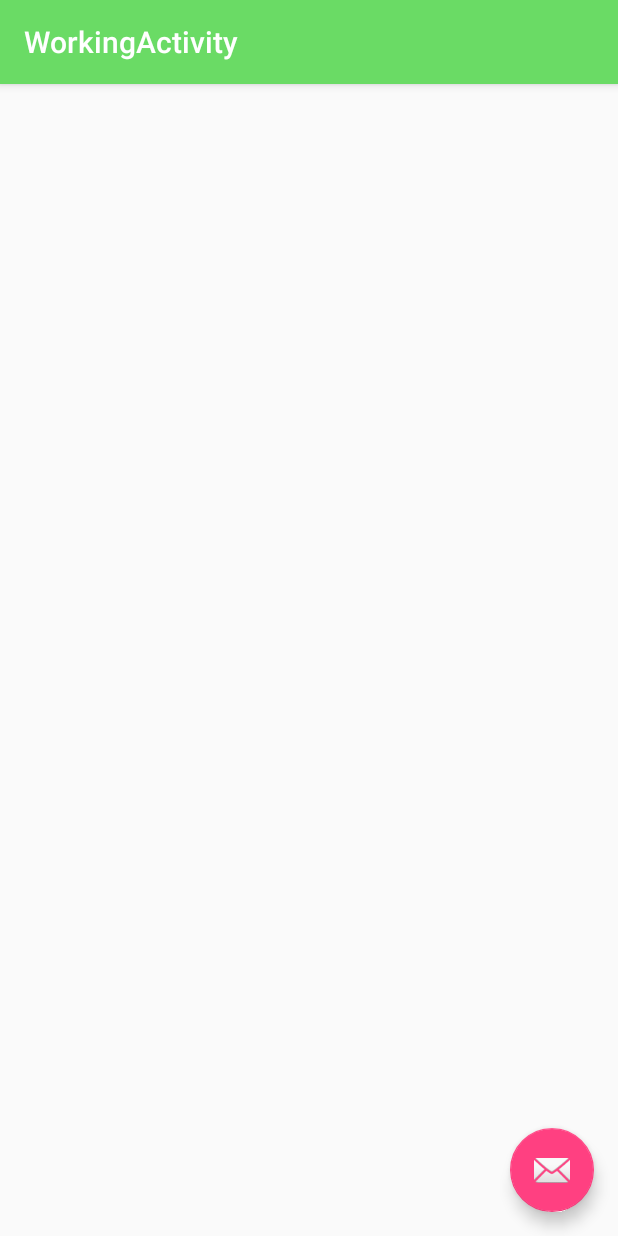
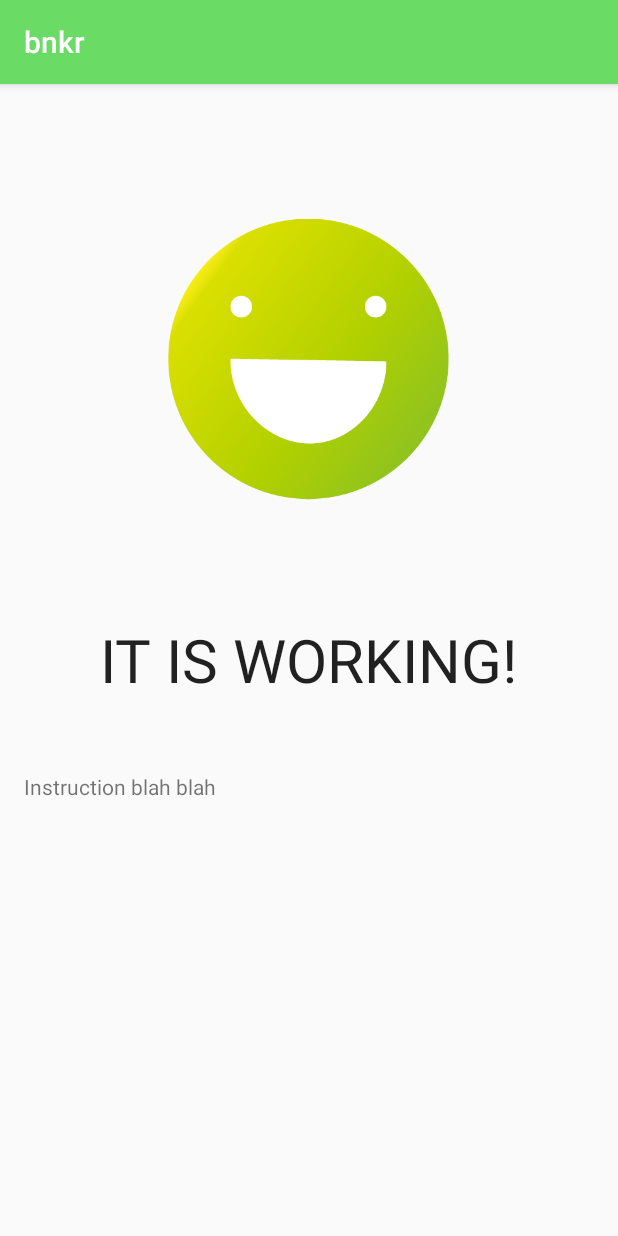
Before and after one commit to rbushko/bnkr, an Android app: the WorkingActivity screen opened directly, with no data from a screen before it, on a phone screen of 412 x 824 dp. Run offline under Robolectric (Android 15) with nearby library versions, the phone set to English and light mode, and no system bars.

Commit message:
workingActivity complete (instruction parts need to be updated)

```diff
--- a/app/src/main/AndroidManifest.xml
+++ b/app/src/main/AndroidManifest.xml
@@ -15,10 +15,7 @@
                 <category android:name="android.intent.category.LAUNCHER" />
             </intent-filter>
         </activity>
-        <activity
-            android:name=".WorkingActivity"
-            android:label="@string/title_activity_working"
-            android:theme="@style/AppTheme.NoActionBar"></activity>
+        <activity android:name=".WorkingActivity"></activity>
     </application>
 
 </manifest>
--- a/app/src/main/java/com/teamsh/bnkr/WorkingActivity.java
+++ b/app/src/main/java/com/teamsh/bnkr/WorkingActivity.java
@@ -1,11 +1,7 @@
 package com.teamsh.bnkr;
 
+import android.support.v7.app.AppCompatActivity;
 import android.os.Bundle;
-import android.support.design.widget.FloatingActionButton;
-import android.support.design.widget.Snackbar;
-import android.support.v7.app.AppCompatActivity;
-import android.support.v7.widget.Toolbar;
-import android.view.View;
 
 public class WorkingActivity extends AppCompatActivity {
 
@@ -13,17 +9,5 @@ public class WorkingActivity extends AppCompatActivity {
     protected void onCreate(Bundle savedInstanceState) {
         super.onCreate(savedInstanceState);
         setContentView(R.layout.activity_working);
-        Toolbar toolbar = (Toolbar) findViewById(R.id.toolbar);
-        setSupportActionBar(toolbar);
-
-        FloatingActionButton fab = (FloatingActionButton) findViewById(R.id.fab);
-        fab.setOnClickListener(new View.OnClickListener() {
-            @Override
-            public void onClick(View view) {
-                Snackbar.make(view, "Replace with your own action", Snackbar.LENGTH_LONG)
-                        .setAction("Action", null).show();
-            }
-        });
     }
-
 }
--- a/app/src/main/res/layout/activity_working.xml
+++ b/app/src/main/res/layout/activity_working.xml
@@ -1,34 +1,54 @@
 <?xml version="1.0" encoding="utf-8"?>
-<android.support.design.widget.CoordinatorLayout xmlns:android="http://schemas.android.com/apk/res/android"
-    xmlns:app="http://schemas.android.com/apk/res-auto"
+<RelativeLayout xmlns:android="http://schemas.android.com/apk/res/android"
     xmlns:tools="http://schemas.android.com/tools"
     android:layout_width="match_parent"
     android:layout_height="match_parent"
-    android:fitsSystemWindows="true"
+    android:paddingBottom="@dimen/activity_vertical_margin"
+    android:paddingLeft="@dimen/activity_horizontal_margin"
+    android:paddingRight="@dimen/activity_horizontal_margin"
+    android:paddingTop="@dimen/activity_vertical_margin"
     tools:context="com.teamsh.bnkr.WorkingActivity">
 
-    <android.support.design.widget.AppBarLayout
-        android:layout_width="match_parent"
-        android:layout_height="wrap_content"
-        android:theme="@style/AppTheme.AppBarOverlay">
-
-        <android.support.v7.widget.Toolbar
-            android:id="@+id/toolbar"
-            android:layout_width="match_parent"
-            android:layout_height="?attr/actionBarSize"
-            android:background="?attr/colorPrimary"
-            app:popupTheme="@style/AppTheme.PopupOverlay" />
-
-    </android.support.design.widget.AppBarLayout>
-
-    <include layout="@layout/content_working" />
-
-    <android.support.design.widget.FloatingActionButton
-        android:id="@+id/fab"
+    <TextView
         android:layout_width="wrap_content"
         android:layout_height="wrap_content"
-        android:layout_gravity="bottom|end"
-        android:layout_margin="@dimen/fab_margin"
-        android:src="@android:drawable/ic_dialog_email" />
+        android:textAppearance="?android:attr/textAppearanceLarge"
+        android:text="IT IS WORKING!"
+        android:id="@+id/workingMessage"
+        android:layout_centerVertical="true"
+        android:layout_centerHorizontal="true"
+        android:textSize="40dp" />
 
-</android.support.design.widget.CoordinatorLayout>
+    <LinearLayout
+        android:orientation="vertical"
+        android:layout_width="match_parent"
+        android:layout_height="match_parent"
+        android:layout_alignParentTop="true"
+        android:layout_above="@+id/workingMessage"
+        android:layout_alignParentLeft="true"
+        android:layout_alignParentStart="true"
+        android:weightSum="1">
+
+        <ImageView
+            android:layout_width="187dp"
+            android:layout_height="wrap_content"
+            android:id="@+id/smileFace"
+            android:layout_gravity="center_horizontal"
+            android:layout_weight="0.87"
+            android:src="@mipmap/smile" />
+    </LinearLayout>
+
+    <TextView
+        android:layout_width="wrap_content"
+        android:layout_height="wrap_content"
+        android:text="Instruction blah blah"
+        android:id="@+id/instruction"
+        android:layout_below="@+id/workingMessage"
+        android:layout_alignParentLeft="true"
+        android:layout_alignParentStart="true"
+        android:layout_marginTop="48dp"
+        android:layout_alignParentBottom="true"
+        android:layout_alignParentRight="true"
+        android:layout_alignParentEnd="true" />
+
+</RelativeLayout>
--- a/app/src/main/res/layout/content_working.xml
+++ /dev/null
@@ -1,15 +0,0 @@
-<?xml version="1.0" encoding="utf-8"?>
-<RelativeLayout xmlns:android="http://schemas.android.com/apk/res/android"
-    xmlns:app="http://schemas.android.com/apk/res-auto"
-    xmlns:tools="http://schemas.android.com/tools"
-    android:layout_width="match_parent"
-    android:layout_height="match_parent"
-    android:paddingBottom="@dimen/activity_vertical_margin"
-    android:paddingLeft="@dimen/activity_horizontal_margin"
-    android:paddingRight="@dimen/activity_horizontal_margin"
-    android:paddingTop="@dimen/activity_vertical_margin"
-    app:layout_behavior="@string/appbar_scrolling_view_behavior"
-    tools:context="com.teamsh.bnkr.WorkingActivity"
-    tools:showIn="@layout/activity_working">
-
-</RelativeLayout>
```
Also changed, not shown: app/src/main/res/drawable-hdpi/smile.png (added), app/src/main/res/drawable-mdpi/smile.png (added), app/src/main/res/drawable-xhdpi/smile.png (added), app/src/main/res/drawable-xxhdpi/smile.png (added), app/src/main/res/mipmap-hdpi/smile.png (added).
